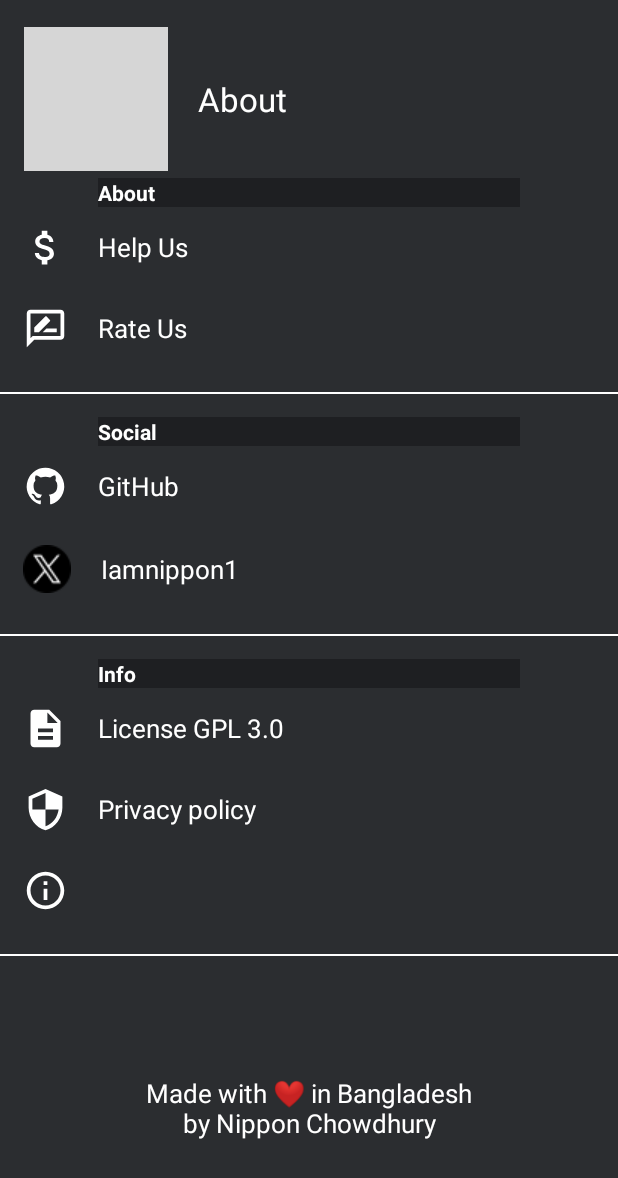
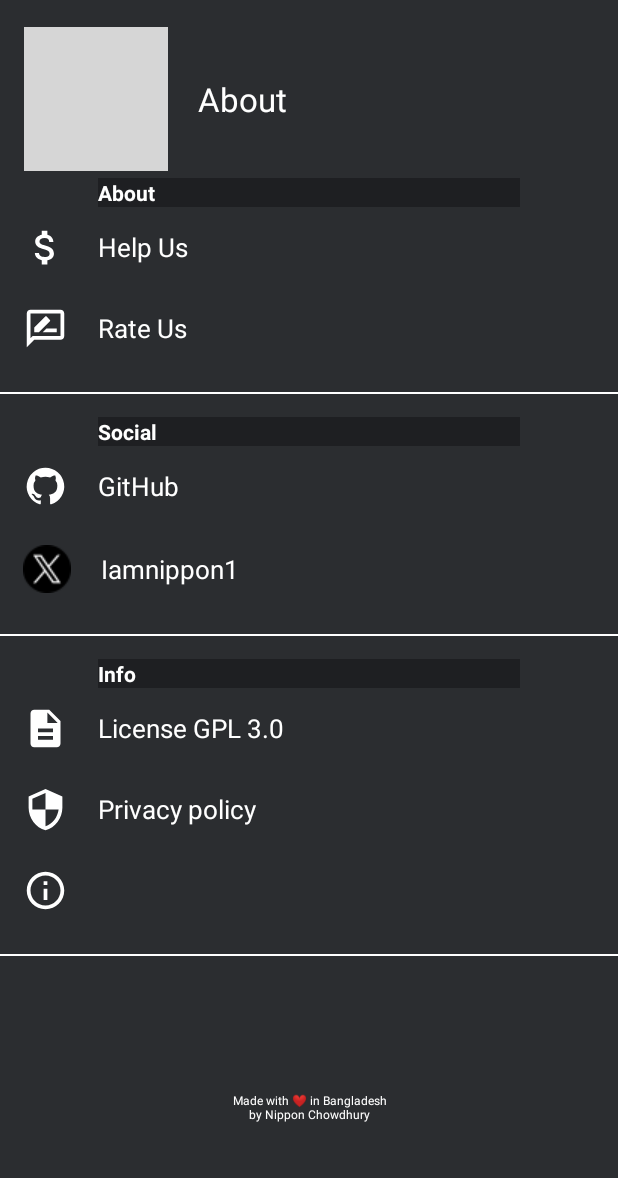
Before and after one commit to iamnippon/UniCalculator, an Android app: the layout activity_about.xml on its own in the app's theme, with its tools: preview values and no code run, on a phone screen of 412 x 824 dp. Shown: the top 1178 px of the screen. Run offline under Robolectric (Android 15) with nearby library versions, the light colour scheme and no system bars; grey boxes are pictures that could not be loaded.

Commit message:
Fix Bug menu About

```diff
--- a/app/src/main/res/layout/activity_about.xml
+++ b/app/src/main/res/layout/activity_about.xml
@@ -196,6 +196,7 @@
             android:drawablePadding="20dp"
             android:gravity="center_vertical"
             android:paddingVertical="12dp"
+            android:textColor="@color/white"
             android:textSize="@dimen/about_text"
             app:drawableLeftCompat="@drawable/info"
             app:layout_constraintTop_toBottomOf="@+id/about_privacy_policy" />
@@ -220,7 +221,7 @@
             android:paddingVertical="12dp"
             android:text="@string/about_made_in_france"
             android:textColor="@color/white"
-            android:textSize="@dimen/about_text"
+            android:textSize="@dimen/small_text"
             app:layout_constraintBottom_toBottomOf="parent"
             app:layout_constraintTop_toBottomOf="@+id/category_end_separator"
             tools:layout_editor_absoluteX="65dp" />
```
